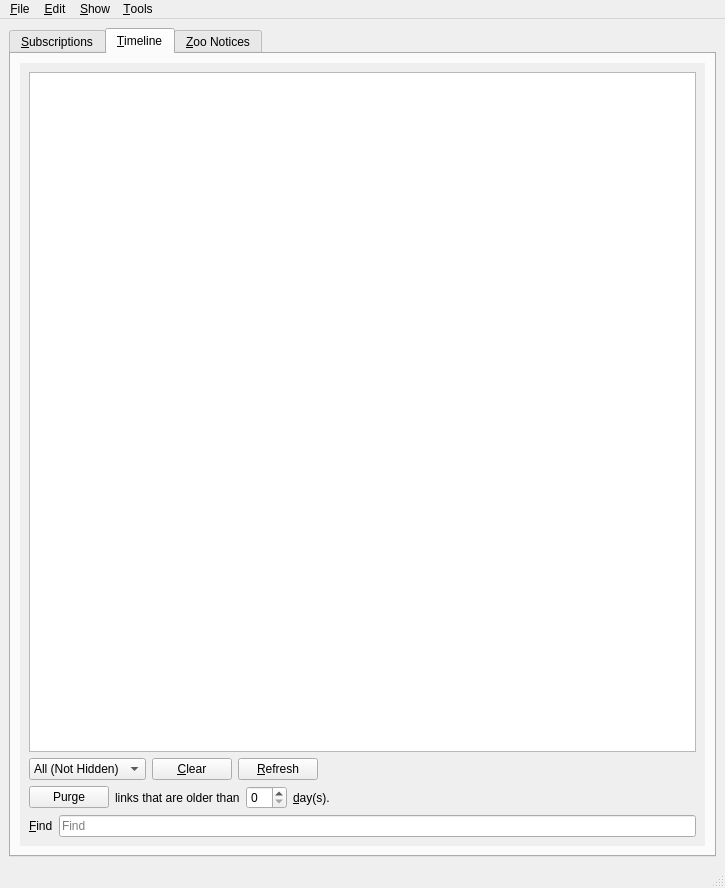
First picture: the form in branches/trunk/UI/spot-on-rss.ui, repository textbrowser/spot-on, before the edit.
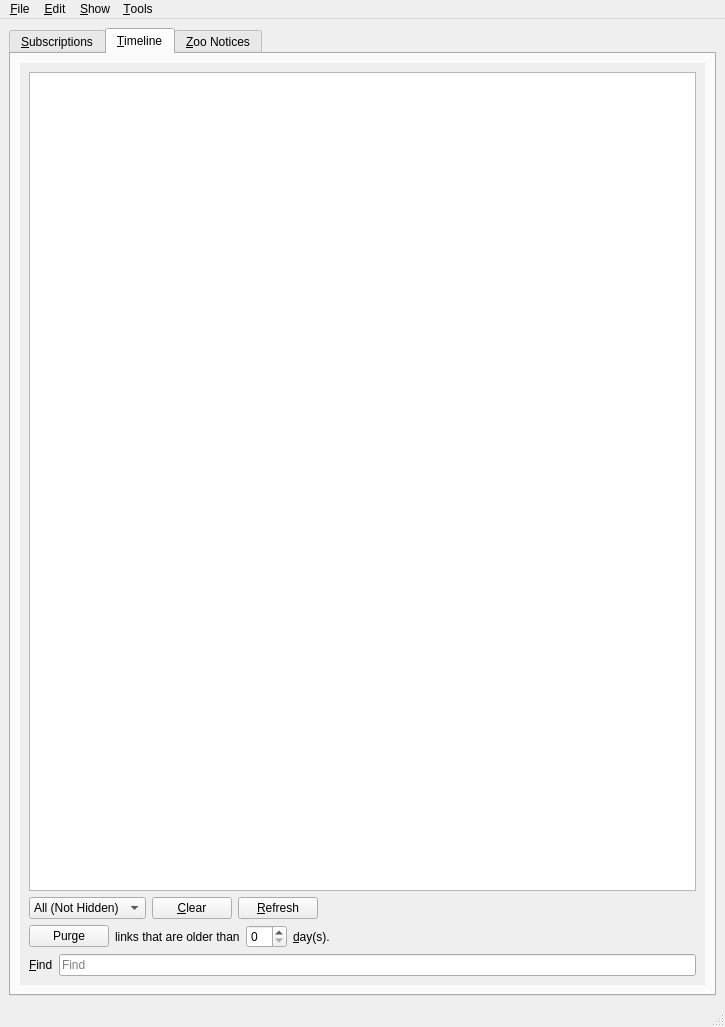
Second picture: the form after the edit. The open tabs and pages were chosen to show the change. Icons and pictures are not drawn. Custom widgets are drawn as their Qt base class.

Diff of the .ui file:
```diff
--- a/branches/trunk/UI/spot-on-rss.ui
+++ b/branches/trunk/UI/spot-on-rss.ui
@@ -7,7 +7,7 @@
     <x>0</x>
     <y>0</y>
     <width>725</width>
-    <height>888</height>
+    <height>1027</height>
    </rect>
   </property>
   <property name="windowIcon">
@@ -571,8 +571,8 @@
             <rect>
              <x>0</x>
              <y>0</y>
-             <width>693</width>
-             <height>766</height>
+             <width>392</width>
+             <height>235</height>
             </rect>
            </property>
            <layout class="QVBoxLayout" name="verticalLayout_6">
```
Left out of the diff: 15 changed lines with no effect on the pictures.
